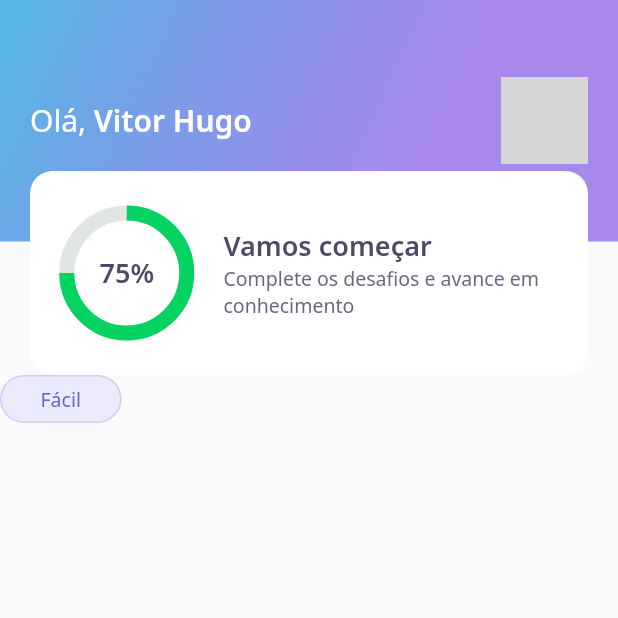
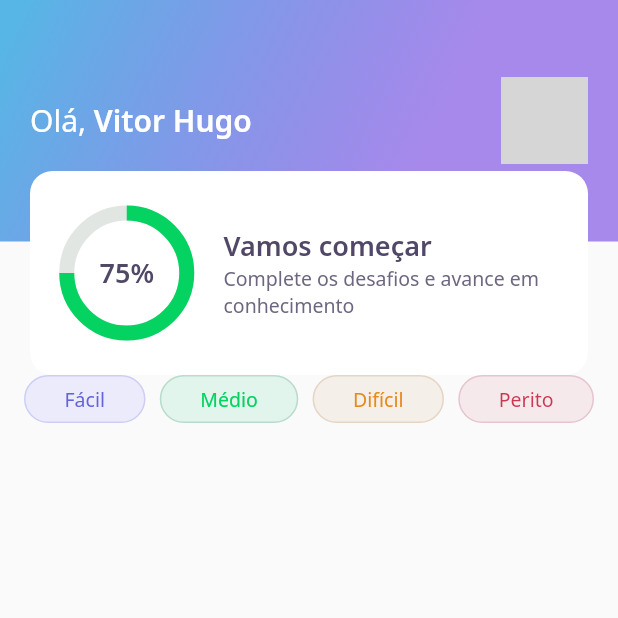
Before and after one commit to includeVitor/dev-quiz, a Flutter app: the screen it shows after launch, on a phone screen of 412 x 824 dp, the top half of it. Run offline on Flutter 3.47's test engine with Material 2 defaults, Android fonts, the phone set to English and light mode, and no system bars; our stand-ins replace google_fonts; network calls fail; grey boxes are pictures that could not be loaded.

Commit message:
finishing up level button

```diff
--- a/lib/home/home_page.dart
+++ b/lib/home/home_page.dart
@@ -14,8 +14,25 @@ class _HomePageState extends State<HomePage> {
   Widget build(BuildContext context) {
     return Scaffold(
         appBar: AppBarWidget(),
-        body: LevelButtonWidget(
-          label: "Fácil",
+        body: Padding(
+          padding: const EdgeInsets.symmetric(horizontal: 16),
+          child: Row(
+            mainAxisAlignment: MainAxisAlignment.spaceBetween,
+            children: [
+              LevelButtonWidget(
+                label: "Fácil",
+              ),
+              LevelButtonWidget(
+                label: "Médio",
+              ),
+              LevelButtonWidget(
+                label: "Difícil",
+              ),
+              LevelButtonWidget(
+                label: "Perito",
+              ),
+            ],
+          ),
         ));
   }
 }
--- a/lib/home/widgets/level_button/level_button_widget.dart
+++ b/lib/home/widgets/level_button/level_button_widget.dart
@@ -4,22 +4,49 @@ import 'package:nlw5_flutter/core/app_colors.dart';
 
 class LevelButtonWidget extends StatelessWidget {
   final String label;
-  const LevelButtonWidget({Key? key, required this.label}) : super(key: key);
+  LevelButtonWidget({Key? key, required this.label})
+      : assert(["Fácil", "Médio", "Difícil", "Perito"].contains(label)),
+        super(key: key);
+
+  final config = {
+    "Fácil": {
+      "color": AppColors.levelButtonFacil,
+      "borderColor": AppColors.levelButtonBorderFacil,
+      "fontColor": AppColors.levelButtonTextFacil
+    },
+    "Médio": {
+      "color": AppColors.levelButtonMedio,
+      "borderColor": AppColors.levelButtonBorderMedio,
+      "fontColor": AppColors.levelButtonTextMedio
+    },
+    "Difícil": {
+      "color": AppColors.levelButtonDificil,
+      "borderColor": AppColors.levelButtonBorderDificil,
+      "fontColor": AppColors.levelButtonTextDificil
+    },
+    "Perito": {
+      "color": AppColors.levelButtonPerito,
+      "borderColor": AppColors.levelButtonBorderPerito,
+      "fontColor": AppColors.levelButtonTextPerito
+    }
+  };
+
+  Color get color => config[label]!['color']!;
+  Color get borderColor => config[label]!['borderColor']!;
+  Color get fontColor => config[label]!['fontColor']!;
 
   @override
   Widget build(BuildContext context) {
     return Container(
       decoration: BoxDecoration(
-          color: AppColors.levelButtonFacil,
-          border: Border.fromBorderSide(
-              BorderSide(color: AppColors.levelButtonBorderFacil)),
+          color: color,
+          border: Border.fromBorderSide(BorderSide(color: borderColor)),
           borderRadius: BorderRadius.circular(28)),
       child: Padding(
         padding: const EdgeInsets.symmetric(horizontal: 26, vertical: 6),
         child: Text(
           label,
-          style: GoogleFonts.notoSans(
-              color: AppColors.levelButtonTextFacil, fontSize: 13),
+          style: GoogleFonts.notoSans(color: fontColor, fontSize: 13),
         ),
       ),
     );
```
